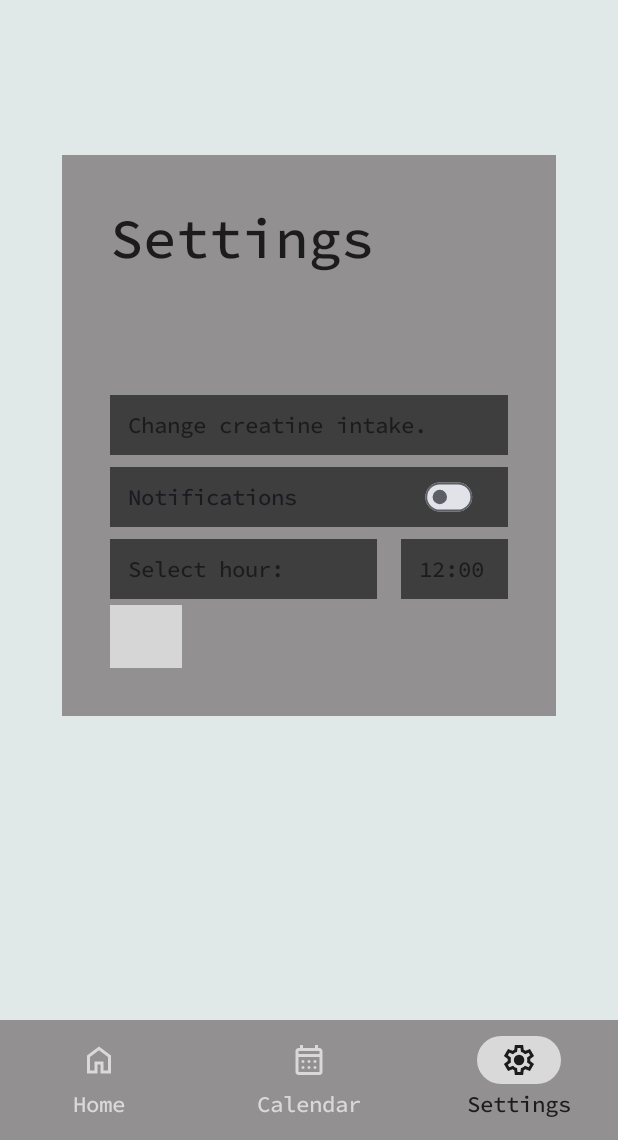
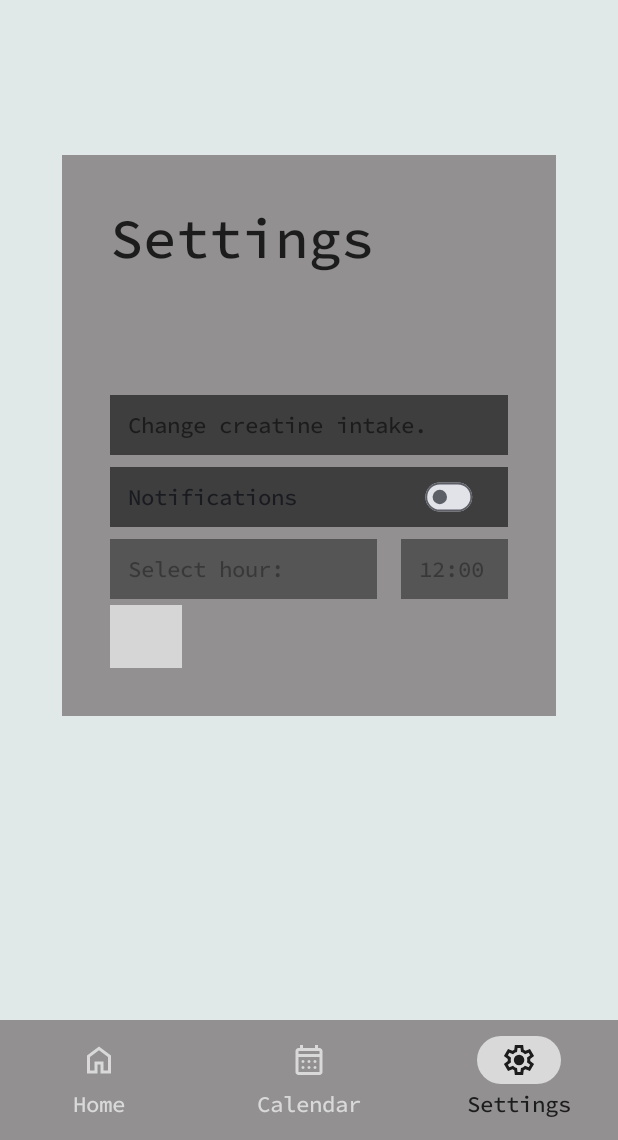
Before and after one commit to alejandroglzdev/TakeYourCreatinePublic, an Android app built with Jetpack Compose: the SettingsView screen opened through its navigation route, on a phone screen of 412 x 824 dp, the part 96-1236 px from its top. Run offline under Robolectric (Android 15) with nearby library versions, the phone set to English and light mode, and no system bars; our stand-ins replace AdMob, Dagger/Hilt's generated code, constraintlayout-compose, livedata-compose; libraries missing offline, so code that uses them is left out: com.vanpra.composematerialdialogs; 3 statements that could not run were skipped; grey boxes are pictures that could not be loaded.

Commit message:
Time picker disabled if notifications are off.

```diff
--- a/app/src/main/java/com/alejandroglzdev/takeyourcreatine/CreatineViewModel.kt
+++ b/app/src/main/java/com/alejandroglzdev/takeyourcreatine/CreatineViewModel.kt
@@ -32,7 +32,6 @@ class CreatineViewModel @Inject constructor(
     private val utils: Utils
 ) : ViewModel() {
 
-    //TODO: Implementar que si las notificaciones no estan activadas no te deje usar el time picker
     //TODO: Implementar notificaciones
     //TODO: Implementar dar review en Google Play
     //TODO: Implementar carga de creatina
--- a/app/src/main/java/com/alejandroglzdev/takeyourcreatine/ui/component/items/SquareButton.kt
+++ b/app/src/main/java/com/alejandroglzdev/takeyourcreatine/ui/component/items/SquareButton.kt
@@ -4,6 +4,7 @@ import androidx.compose.foundation.layout.PaddingValues
 import androidx.compose.foundation.layout.fillMaxWidth
 import androidx.compose.foundation.layout.padding
 import androidx.compose.material3.Button
+import androidx.compose.material3.ButtonColors
 import androidx.compose.material3.ButtonDefaults
 import androidx.compose.material3.MaterialTheme
 import androidx.compose.material3.Text
@@ -27,7 +28,13 @@ fun SquareButton(
         .fillMaxWidth()
         .padding(start = 24.dp, end = 24.dp),
     textAlign: TextAlign = TextAlign.Center,
-    enabled: Boolean = true
+    enabled: Boolean = true,
+    colors: ButtonColors = ButtonDefaults.buttonColors(
+        containerColor = SecondaryDark,
+        contentColor = Accent,
+        disabledContainerColor = SecondaryDark,
+        disabledContentColor = Accent
+    )
 ) {
     val squareShape = object : Shape {
         override fun createOutline(
@@ -43,12 +50,7 @@ fun SquareButton(
     Button(
         onClick = { onClick() },
         shape = squareShape,
-        colors = ButtonDefaults.buttonColors(
-            containerColor = SecondaryDark,
-            contentColor = Accent,
-            disabledContainerColor = SecondaryDark,
-            disabledContentColor = Accent
-        ),
+        colors = colors,
         modifier = modifier,
         contentPadding = PaddingValues(0.dp),
         enabled = enabled
--- a/app/src/main/java/com/alejandroglzdev/takeyourcreatine/ui/component/views/SettingsView.kt
+++ b/app/src/main/java/com/alejandroglzdev/takeyourcreatine/ui/component/views/SettingsView.kt
@@ -11,6 +11,7 @@ import androidx.compose.foundation.layout.fillMaxSize
 import androidx.compose.foundation.layout.fillMaxWidth
 import androidx.compose.foundation.layout.height
 import androidx.compose.foundation.layout.padding
+import androidx.compose.material3.ButtonDefaults
 import androidx.compose.material3.MaterialTheme
 import androidx.compose.material3.Switch
 import androidx.compose.material3.SwitchDefaults
@@ -55,6 +56,23 @@ fun SettingsView(
 ) {
     val switchState = userData?.notifications ?: false
     val checkedState = remember { mutableStateOf(switchState) }
+
+    val colors = if (checkedState.value) {
+        ButtonDefaults.buttonColors(
+            containerColor = SecondaryDark,
+            contentColor = Accent,
+            disabledContainerColor = SecondaryDark,
+            disabledContentColor = Accent
+        )
+    } else {
+        ButtonDefaults.buttonColors(
+            containerColor = SecondaryDark.copy(alpha = 0.5f),
+            contentColor = Accent.copy(alpha = 0.5f),
+            disabledContainerColor = SecondaryDark.copy(alpha = 0.5f),
+            disabledContentColor = Accent.copy(alpha = 0.5f)
+        )
+
+    }
 
     var pickedTime by remember { mutableStateOf(userData?.hour ?: LocalTime.NOON) }
     val formattedTime by remember {
@@ -160,6 +178,8 @@ fun SettingsView(
                         onClick = { timeDialogState.show() },
                         content = stringResource(R.string.select_hour),
                         textAlign = TextAlign.Start,
+                        enabled = switchState,
+                        colors = colors,
                         modifier = Modifier
                             .weight(0.7f)
                             .padding(end = 8.dp)
@@ -169,6 +189,8 @@ fun SettingsView(
                         onClick = { timeDialogState.show() },
                         content = formattedTime,
                         textAlign = TextAlign.Start,
+                        enabled = switchState,
+                        colors = colors,
                         modifier = Modifier
                             .weight(0.3f)
                             .padding(start = 8.dp)
```
